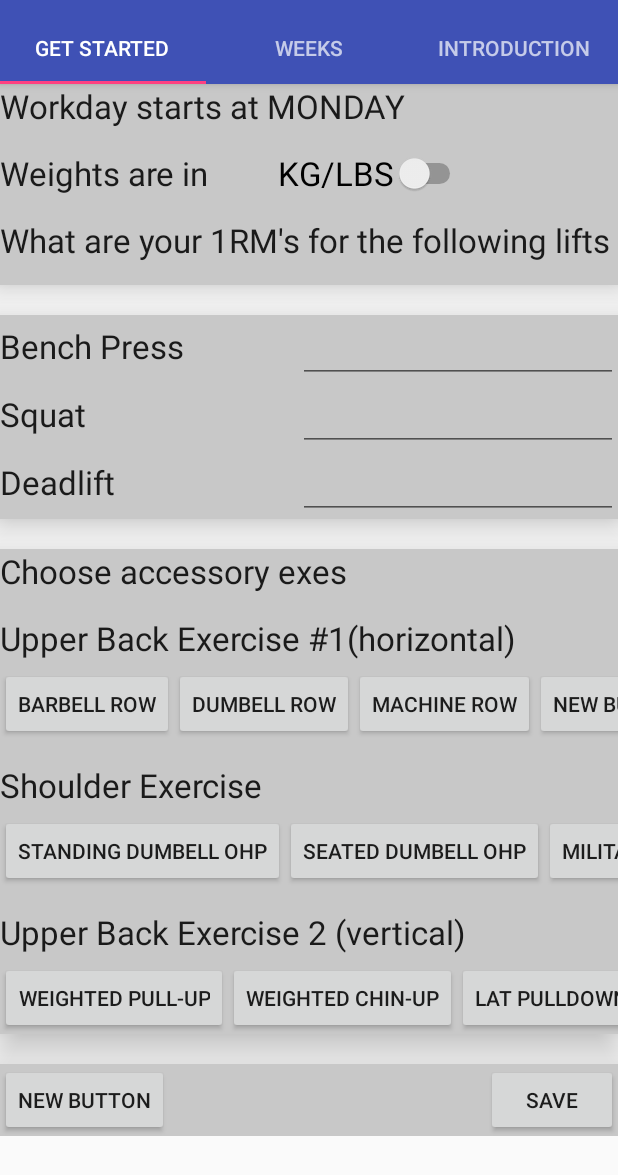
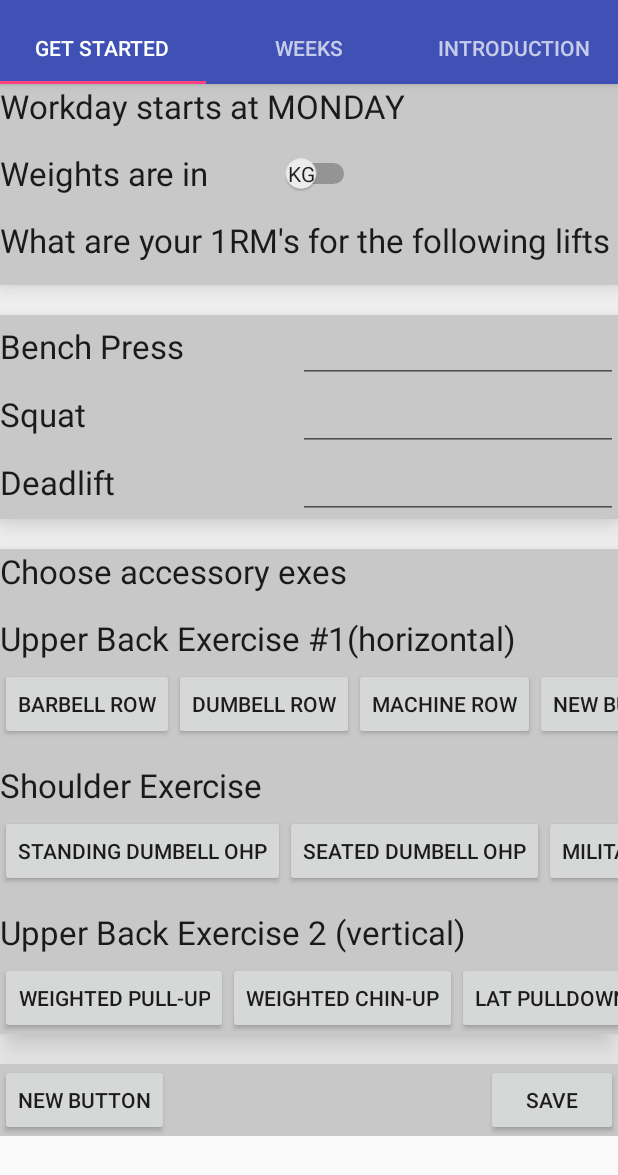
Before and after one commit to MuffinDude/CanditoWorkout, an Android app: the screen it shows after launch (MainActivity), on a phone screen of 412 x 824 dp. Shown: the top 1175 px of the screen. Run offline under Robolectric (Android 15) with nearby library versions, the phone set to English and light mode, and no system bars.

```diff
--- a/app/src/main/java/longerinoentertainment/canditoworkout/MainTabInsert.java
+++ b/app/src/main/java/longerinoentertainment/canditoworkout/MainTabInsert.java
@@ -11,6 +11,7 @@ import android.view.ViewGroup;
 import android.widget.Button;
 import android.widget.EditText;
 import android.widget.ImageView;
+import android.widget.Switch;
 import android.widget.TextView;
 import android.widget.Toast;
 
@@ -28,6 +29,7 @@ public class MainTabInsert extends Fragment {
     public static double squat;
     public static double deadlift;
     public Button save;
+    public Switch switch1;
     public EditText editTextBench;
     public EditText editTextSquat;
     public EditText editTextDeadlift;
@@ -43,6 +45,18 @@ public class MainTabInsert extends Fragment {
         editTextBench = (EditText) insertTab.findViewById(R.id.editTextBench);
         editTextSquat = (EditText) insertTab.findViewById(R.id.editTextSquat);
         editTextDeadlift = (EditText) insertTab.findViewById(R.id.editTextDeadlift);
+
+        switch1 = (Switch) insertTab.findViewById(R.id.switch1);
+        switch1.setShowText(true);
+
+//        switch1.setOnClickListener(new View.OnClickListener(){
+//
+//            @Override
+//            public void onClick(View v) {
+//                switch1.setTextOff("KG");
+//                switch1.setTextOn("LBS");
+//            }
+//        });
 
 
         final File dir = new File(getContext().getFilesDir() + "/CanditoWorkoutApp");
--- a/app/src/main/res/layout/activity_main_tab_insert.xml
+++ b/app/src/main/res/layout/activity_main_tab_insert.xml
@@ -64,11 +64,12 @@
                     android:layout_width="wrap_content"
                     android:layout_height="wrap_content"
                     android:id="@+id/switch1"
-                    android:text="KG/LBS"
                     android:textAppearance="?android:attr/textAppearanceLarge"
                     android:layout_alignTop="@+id/textView3"
                     android:layout_toEndOf="@+id/textView3"
-                    android:layout_marginStart="46dp" />
+                    android:layout_marginStart="46dp"
+                    android:textOff="KG"
+                    android:textOn="LBS"/>
             </RelativeLayout>
 
             <TableLayout
```
